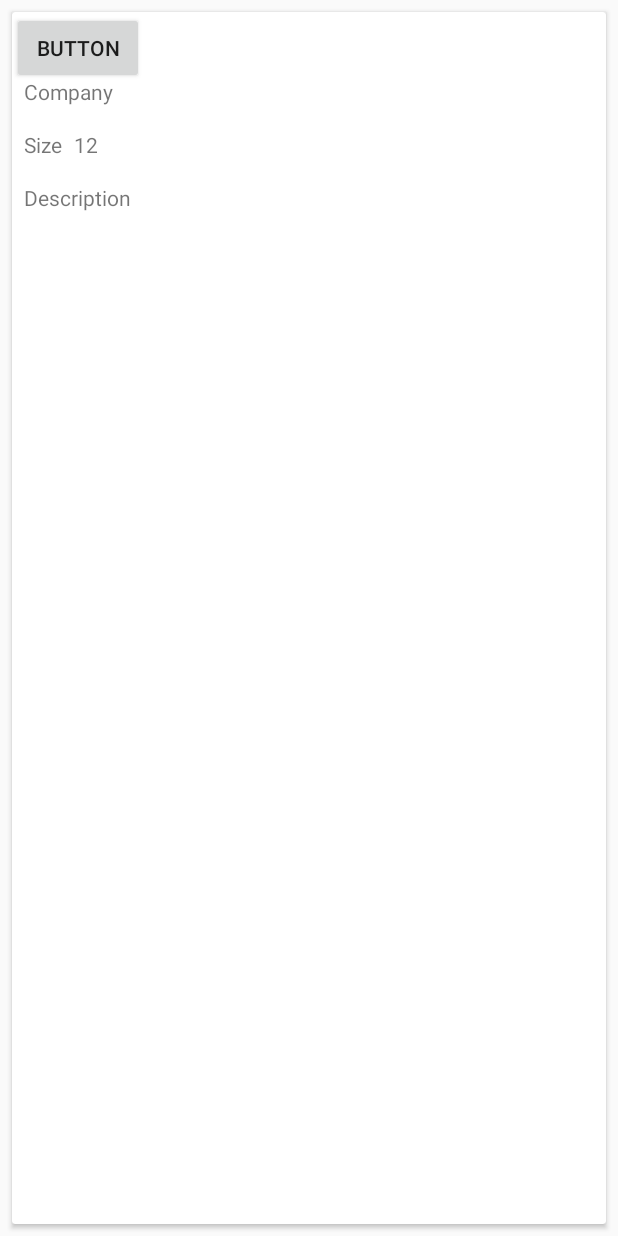
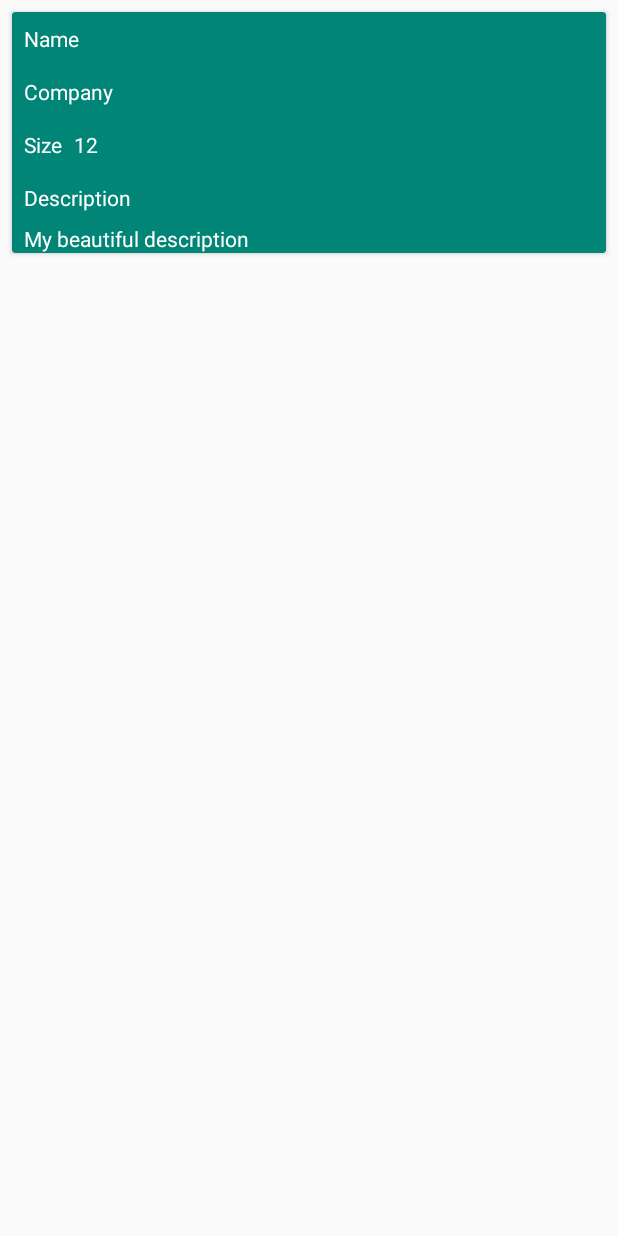
Before and after one commit to Chouette2018/ShoeStore, an Android app built with Jetpack Compose: the layout simple_shoe_item2.xml on its own in the app's theme, with its tools: preview values and no code run, on a phone screen of 412 x 824 dp. Run offline under Robolectric (Android 15) with nearby library versions, the phone set to English and light mode, and no system bars.

```diff
--- a/app/src/main/java/com/udacity/shoestore/Utility.kt
+++ b/app/src/main/java/com/udacity/shoestore/Utility.kt
@@ -19,12 +19,12 @@ class Utility {
         }
 
         fun isSignedIn(activity: MainActivity):Boolean{
-            val sharedPref = activity?.getPreferences(Context.MODE_PRIVATE) ?: return false
+            val sharedPref = activity.getPreferences(MODE_PRIVATE) ?: return false
             return sharedPref.getBoolean(SIGN_IN_STATE, false)
         }
 
         private fun saveSignInState(activity: MainActivity, value:Boolean){
-            val sharedPref = activity?.getPreferences(Context.MODE_PRIVATE) ?: return
+            val sharedPref = activity.getPreferences(MODE_PRIVATE) ?: return
             with(sharedPref.edit()){
                 putBoolean(SIGN_IN_STATE, value)
                 apply()
--- a/app/src/main/java/com/udacity/shoestore/WelcomeFragment.kt
+++ b/app/src/main/java/com/udacity/shoestore/WelcomeFragment.kt
@@ -5,17 +5,19 @@ import androidx.fragment.app.Fragment
 import android.view.LayoutInflater
 import android.view.View
 import android.view.ViewGroup
+import androidx.activity.addCallback
 import androidx.databinding.DataBindingUtil
 import androidx.navigation.fragment.findNavController
 import com.udacity.shoestore.databinding.FragmentWelcomeBinding
 
 class WelcomeFragment : MyBaseFragment() {
     private lateinit var binding : FragmentWelcomeBinding
+
     override fun onCreateView(
         inflater: LayoutInflater, container: ViewGroup?,
         savedInstanceState: Bundle?
     ): View? {
-        initMyFragments("Welcome", true)
+        initMyFragments(getString(R.string.welcome_bar_title), true)
         // Inflate the layout for this fragment
         binding = DataBindingUtil.inflate(inflater, R.layout.fragment_welcome, container, false)
         setClickFunctions()
--- a/app/src/main/java/com/udacity/shoestore/models/Shoe.kt
+++ b/app/src/main/java/com/udacity/shoestore/models/Shoe.kt
@@ -5,4 +5,4 @@ import kotlinx.android.parcel.Parcelize
 
 @Parcelize
 data class Shoe(var name: String, var size: Double, var company: String, var description: String,
-                val images: List<String> = mutableListOf()) : Parcelable
+                val images: List<String> = mutableListOf(), var isExpanded:Boolean = false) : Parcelable
--- a/app/src/main/res/layout/simple_shoe_item2.xml
+++ b/app/src/main/res/layout/simple_shoe_item2.xml
@@ -9,13 +9,15 @@
 
     <androidx.cardview.widget.CardView
         android:layout_width="match_parent"
-        android:layout_height="match_parent"
+        android:layout_height="wrap_content"
         android:layout_margin="8dp"
-        android:elevation="12dp">
+        android:elevation="12dp"
+        app:cardBackgroundColor="@color/colorPrimary">
 
         <androidx.constraintlayout.widget.ConstraintLayout
             android:layout_width="match_parent"
-            android:layout_height="match_parent">
+            android:layout_height="wrap_content"
+            android:background="@android:color/transparent">
 
             <TextView
                 android:id="@+id/shoe_name"
@@ -23,6 +25,7 @@
                 android:layout_height="wrap_content"
                 android:layout_marginStart="8dp"
                 android:layout_marginTop="8dp"
+                android:textColor="@color/design_default_color_on_primary"
                 app:layout_constraintStart_toStartOf="parent"
                 app:layout_constraintTop_toTopOf="parent"
                 tools:text="Name" />
@@ -32,6 +35,7 @@
                 android:layout_width="wrap_content"
                 android:layout_height="wrap_content"
                 android:layout_marginTop="16dp"
+                android:textColor="@color/design_default_color_on_primary"
                 app:layout_constraintStart_toStartOf="@+id/shoe_name"
                 app:layout_constraintTop_toBottomOf="@+id/shoe_name"
                 tools:text="Company" />
@@ -42,6 +46,7 @@
                 android:layout_height="wrap_content"
                 android:layout_marginTop="16dp"
                 android:text="@string/size_label"
+                android:textColor="@color/design_default_color_on_primary"
                 app:layout_constraintStart_toStartOf="@+id/company_name"
                 app:layout_constraintTop_toBottomOf="@+id/company_name" />
 
@@ -50,6 +55,7 @@
                 android:layout_width="wrap_content"
                 android:layout_height="wrap_content"
                 android:layout_marginStart="8dp"
+                android:textColor="@color/design_default_color_on_primary"
                 app:layout_constraintBaseline_toBaselineOf="@+id/size_label"
                 app:layout_constraintStart_toEndOf="@+id/size_label"
                 tools:text="12" />
@@ -60,16 +66,21 @@
                 android:layout_height="wrap_content"
                 android:layout_marginTop="16dp"
                 android:text="@string/description_label"
+                android:textColor="@color/design_default_color_on_primary"
                 app:layout_constraintStart_toStartOf="@+id/company_name"
                 app:layout_constraintTop_toBottomOf="@+id/size_label" />
 
-            <Button
-                android:id="@+id/button2"
-                android:layout_width="wrap_content"
+            <TextView
+                android:id="@+id/description_text"
+                android:layout_width="0dp"
                 android:layout_height="wrap_content"
-                android:text="Button"
-                tools:layout_editor_absoluteX="245dp"
-                tools:layout_editor_absoluteY="102dp" />
+                android:layout_marginTop="8dp"
+                android:layout_marginEnd="8dp"
+                android:textColor="@color/design_default_color_on_primary"
+                app:layout_constraintEnd_toEndOf="parent"
+                app:layout_constraintStart_toStartOf="@+id/description"
+                app:layout_constraintTop_toBottomOf="@+id/description"
+                tools:text="My beautiful description" />
 
         </androidx.constraintlayout.widget.ConstraintLayout>
     </androidx.cardview.widget.CardView>
--- a/app/src/main/res/values/strings.xml
+++ b/app/src/main/res/values/strings.xml
@@ -24,4 +24,8 @@
     <string name="instructions_description">The Home screen will allow you to access the list of shoes. You will have the possibility to add new model. This screen can be accessed by pressing the floating button.</string>
     <string name="btn_home_label">Home</string>
     <string name="log_in_title">Hello</string>
+    <string name="welcome_bar_title">Welcome</string>
+    <string name="new_shoes_bar_title">Add new Shoes</string>
+    <string name="log_in_bar_title">Log in</string>
+    <string name="shoes_bar_title">List of Shoes</string>
 </resources>
```
Also changed, not shown: app/src/main/java/com/udacity/shoestore/LoginFragment.kt (+14 -7 lines), app/src/main/java/com/udacity/shoestore/MainActivity.kt (+5 -3 lines), app/src/main/java/com/udacity/shoestore/ui/shoes/ShoeDetailFragment.kt (+14 -17 lines), app/src/main/java/com/udacity/shoestore/ui/shoes/ShoesFragment.kt (+30 -18 lines), app/src/main/java/com/udacity/shoestore/ui/shoes/ShoesViewModelFactory.kt (deleted, +0 -13 lines), app/src/main/java/com/udacity/shoestore/ui/shoes/SimpleShoeItemView.kt (deleted, +0 -8 lines), app/src/main/res/navigation/main_nav.xml (+5 -11 lines).
